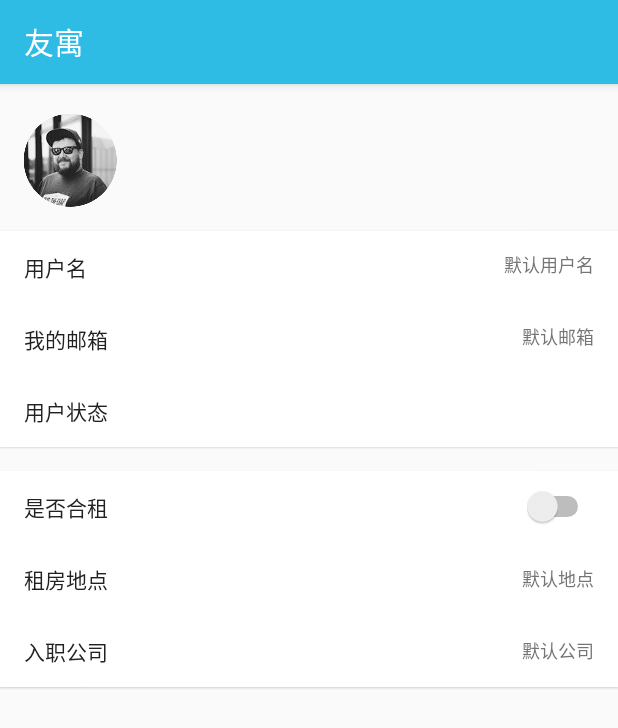
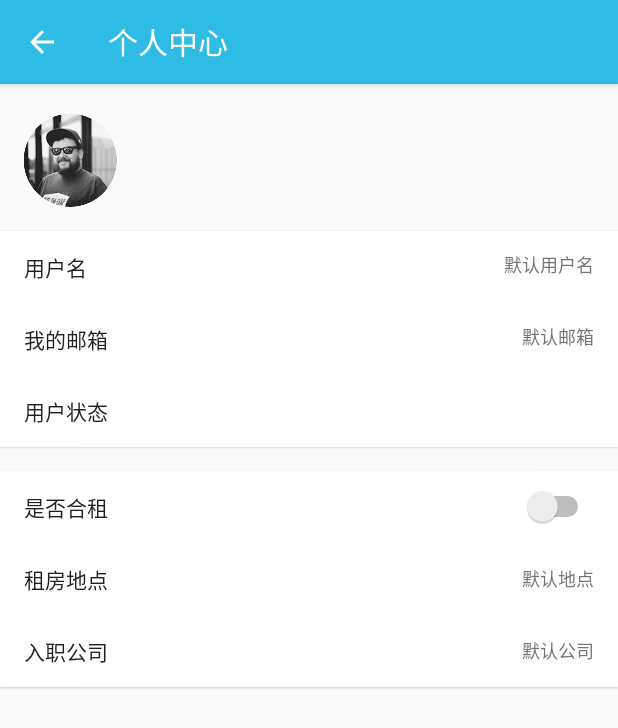
Before and after one commit to XuWeinan123/FriendApartment, an Android app: the PersonCenterActivity screen opened directly, with no data from a screen before it, on a phone screen of 412 x 824 dp. Shown: the top 728 px of the screen. Run offline under Robolectric (Android 15) with nearby library versions, the phone set to English and light mode, and no system bars; libraries missing offline, so code that uses them is left out: cn.bmob.v3; 6 statements that could not run were skipped.

Commit message:
笔记本又写了一点点

```diff
--- a/app/src/main/java/com/aaronxu/friendapartment/HouseIntroduceActivity.java
+++ b/app/src/main/java/com/aaronxu/friendapartment/HouseIntroduceActivity.java
@@ -18,6 +18,7 @@ import android.widget.TextView;
 import android.widget.Toast;
 
 import com.aaronxu.friendapartment.bean.CardBean;
+import com.aaronxu.friendapartment.bean.MyUser;
 import com.jude.rollviewpager.RollPagerView;
 import com.jude.rollviewpager.adapter.StaticPagerAdapter;
 import com.jude.rollviewpager.hintview.IconHintView;
@@ -47,7 +48,6 @@ public class HouseIntroduceActivity extends AppCompatActivity {
         Bundle bundle = intentFromFragment.getExtras();
         cardBeanFromFindFragment = bundle.getParcelable("item");
         //设置标题
-        ActionBar mActionBar = getSupportActionBar();
         mActionBar.setTitle(cardBeanFromFindFragment.getmName());
         mActionBar.setDisplayHomeAsUpEnabled(true);
 
--- a/app/src/main/java/com/aaronxu/friendapartment/MainActivity.java
+++ b/app/src/main/java/com/aaronxu/friendapartment/MainActivity.java
@@ -10,7 +10,6 @@ import android.support.v4.view.ViewPager;
 import android.support.v7.app.ActionBar;
 import android.support.v7.app.AppCompatActivity;
 import android.os.Bundle;
-import android.support.v7.widget.SearchView;
 import android.util.Log;
 import android.view.KeyEvent;
 import android.view.Menu;
--- a/app/src/main/java/com/aaronxu/friendapartment/PersonCenterActivity.java
+++ b/app/src/main/java/com/aaronxu/friendapartment/PersonCenterActivity.java
@@ -1,8 +1,13 @@
 package com.aaronxu.friendapartment;
 
+import android.content.DialogInterface;
+import android.support.v7.app.ActionBar;
+import android.support.v7.app.AlertDialog;
 import android.support.v7.app.AppCompatActivity;
 import android.os.Bundle;
+import android.view.MenuItem;
 import android.view.View;
+import android.widget.EditText;
 import android.widget.LinearLayout;
 import android.widget.RelativeLayout;
 import android.widget.Switch;
@@ -38,6 +43,9 @@ public class PersonCenterActivity extends AppCompatActivity implements View.OnCl
     protected void onCreate(Bundle savedInstanceState) {
         super.onCreate(savedInstanceState);
         setContentView(R.layout.activity_person_center);
+        ActionBar mActionBar = getSupportActionBar();
+        mActionBar.setTitle("个人中心");
+        mActionBar.setDisplayHomeAsUpEnabled(true);
 
         statusList = new ArrayList<>();
         statusList.add("找房中");
@@ -47,6 +55,30 @@ public class PersonCenterActivity extends AppCompatActivity implements View.OnCl
         myUser = BmobUser.getCurrentUser(MyUser.class);
         findId();
         initInformation();
+        initAlertDialog();
+    }
+
+    private void initAlertDialog() {
+        final EditText mEditText = new EditText(this);
+        AlertDialog.Builder mAlertDialog = new AlertDialog.Builder(this).setTitle("修改XX");
+        mAlertDialog.setView(mEditText);
+        mAlertDialog.setPositiveButton("确定", new DialogInterface.OnClickListener() {
+            @Override
+            public void onClick(DialogInterface dialog, int which) {
+                mCompanyText.setText(mEditText.getText());
+            }
+        });
+        mAlertDialog.show();
+    }
+
+    @Override
+    public boolean onOptionsItemSelected(MenuItem item) {
+        switch (item.getItemId()){
+            case android.R.id.home:// 点击返回图标事件
+                this.finish();
+                break;
+        }
+        return super.onOptionsItemSelected(item);
     }
 
     private void initInformation() {
```
